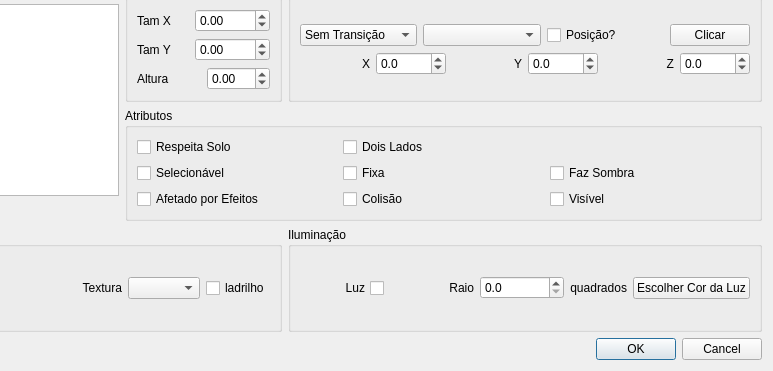
This is ifg/qt/ui/forma.ui in matferib/tabuleiro-virtual as Qt 5 draws it before an edit; both pictures show x 366 to 1139 and y 368 to 739 of the 1139 by 739 pixel window. The edited form follows.
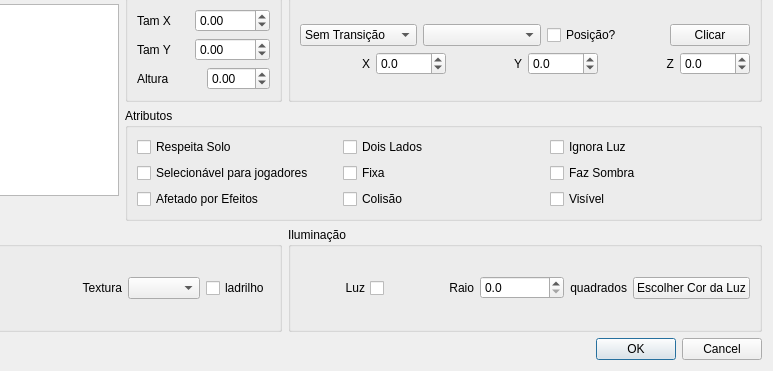
This is the edited form.

Commit message: ignora luz na UI

The edit to the form file:
```diff
--- a/ifg/qt/ui/forma.ui
+++ b/ifg/qt/ui/forma.ui
@@ -553,7 +553,7 @@
       <item row="1" column="0">
        <widget class="QCheckBox" name="checkbox_selecionavel">
         <property name="text">
-         <string>Selecionável</string>
+         <string>Selecionável para jogadores</string>
         </property>
        </widget>
       </item>
@@ -623,6 +623,16 @@
         </property>
        </widget>
       </item>
+      <item row="0" column="2">
+       <widget class="QCheckBox" name="checkbox_ignora_luz">
+        <property name="toolTip">
+         <string>Se verdadeiro, a entidade será desenhada com iluminação total.</string>
+        </property>
+        <property name="text">
+         <string>Ignora Luz</string>
+        </property>
+       </widget>
+      </item>
      </layout>
     </widget>
    </item>
```
Left out of the diff: 12 changed lines with no effect on the pictures. The commit also changes 3 other files.
